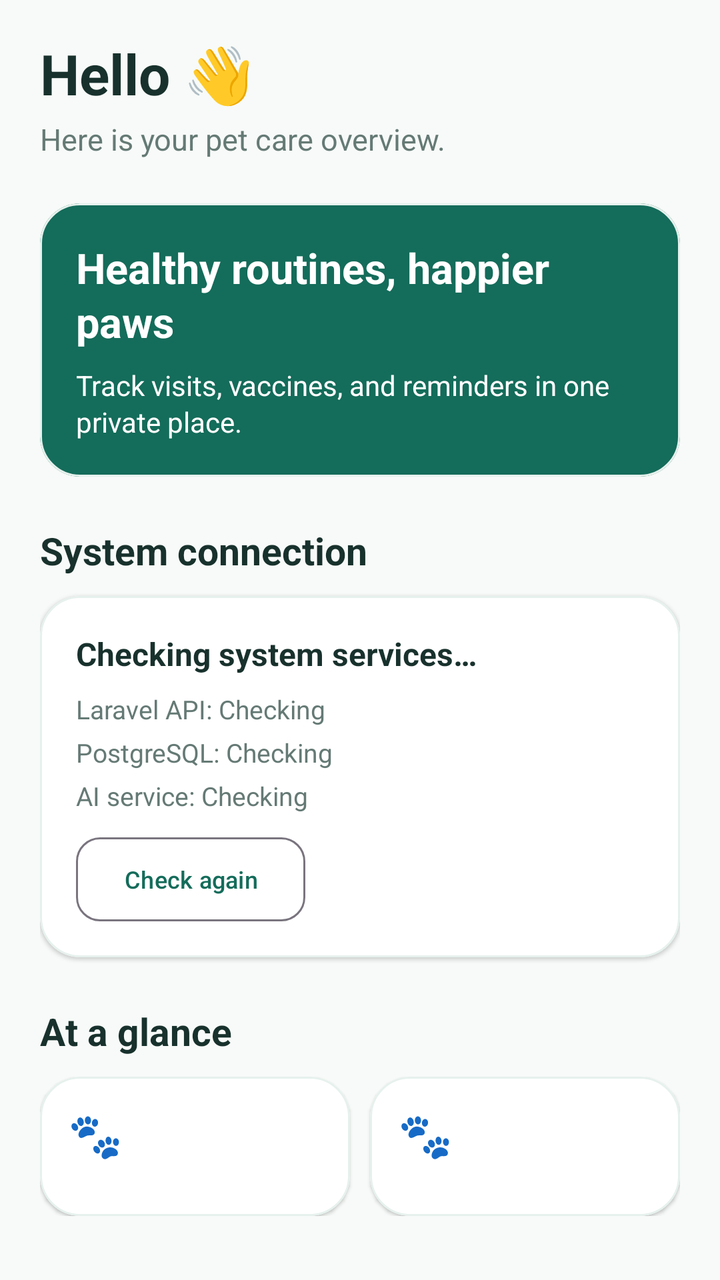
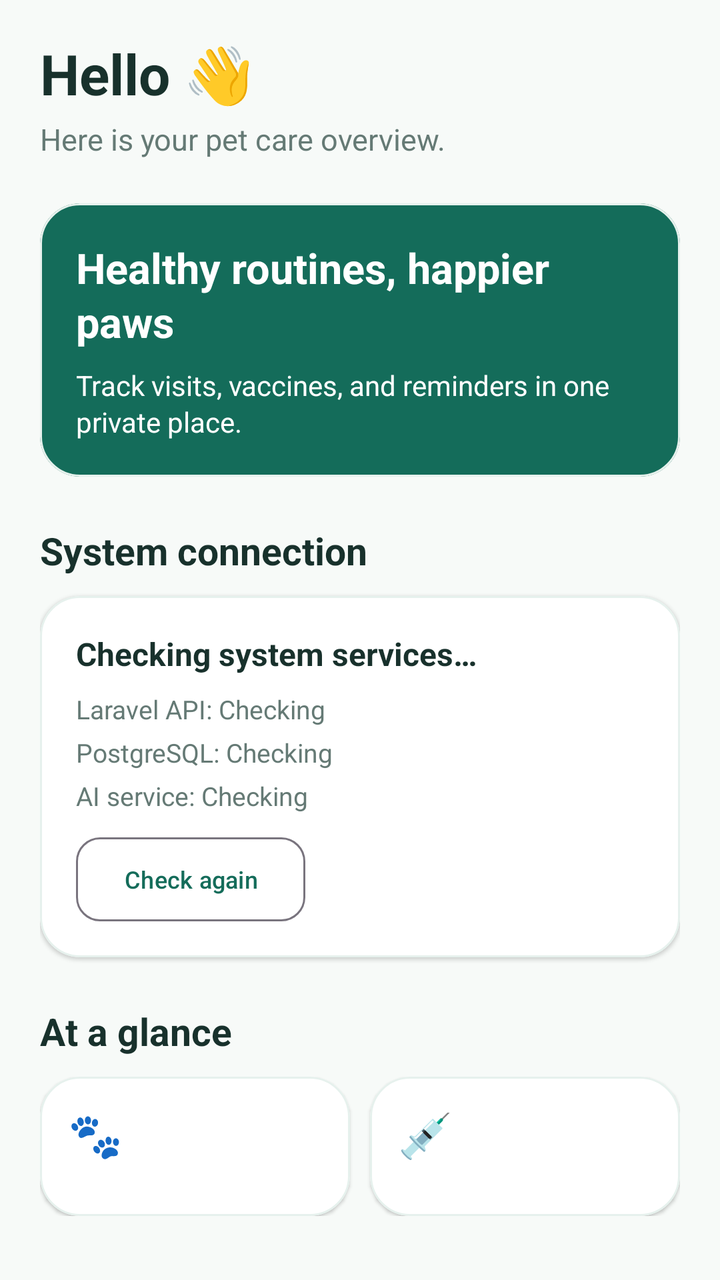

The first picture is an Android layout as it rendered before a commit; the second is the same layout after the commit. The layout source and the unified diff follow.
<!-- AndroidManifest.xml: application theme Theme.PawCare -->
<!-- res/layout/screen_home.xml -->
<?xml version="1.0" encoding="utf-8"?>
<LinearLayout
    xmlns:android="http://schemas.android.com/apk/res/android"
    xmlns:app="http://schemas.android.com/apk/res-auto"
    xmlns:tools="http://schemas.android.com/tools"
    android:layout_width="match_parent"
    android:layout_height="wrap_content"
    android:orientation="vertical"
    android:paddingStart="20dp"
    android:paddingTop="18dp"
    android:paddingEnd="20dp"
    android:paddingBottom="32dp"
    tools:context=".DashboardActivity">
    <TextView
        android:id="@+id/homeGreeting"
        android:layout_width="match_parent"
        android:layout_height="wrap_content"
        android:text="Hello 👋"
        android:textSize="28sp"
        android:textStyle="bold"
        android:textColor="@color/paw_text"
        android:lineSpacingMultiplier="1.1" />
    <TextView
        android:id="@+id/homeSubtitle"
        android:layout_width="match_parent"
        android:layout_height="wrap_content"
        android:text="Here is your pet care overview."
        android:textSize="15sp"
        android:textStyle="normal"
        android:textColor="@color/paw_muted"
        android:lineSpacingMultiplier="1.1"
        android:layout_marginTop="4dp" />
    <com.google.android.material.card.MaterialCardView
        android:id="@+id/homeHero"
        android:layout_width="match_parent"
        android:layout_height="wrap_content"
        app:cardCornerRadius="20dp"
        app:cardElevation="1dp"
        app:strokeWidth="1dp"
        app:strokeColor="@color/paw_surface_variant"
        app:cardBackgroundColor="@color/paw_primary"
        android:layout_marginTop="22dp">
        <LinearLayout
            android:layout_width="match_parent"
            android:layout_height="wrap_content"
            android:orientation="vertical"
            android:padding="18dp">
            <TextView
                android:id="@+id/homeHeroTitle"
                android:layout_width="match_parent"
                android:layout_height="wrap_content"
                android:text="Healthy routines, happier paws"
                android:textSize="21sp"
                android:textStyle="bold"
                android:textColor="@color/white"
                android:lineSpacingMultiplier="1.1" />
            <TextView
                android:id="@+id/homeHeroSubtitle"
                android:layout_width="match_parent"
                android:layout_height="wrap_content"
                android:text="Track visits, vaccines, and reminders in one private place."
                android:textSize="14sp"
                android:textStyle="normal"
                android:textColor="@color/white"
                android:lineSpacingMultiplier="1.1"
                android:layout_marginTop="8dp" />
        </LinearLayout>
    </com.google.android.material.card.MaterialCardView>
    <TextView
        android:id="@+id/homeConnectionTitle"
        android:layout_width="match_parent"
        android:layout_height="wrap_content"
        android:text="System connection"
        android:textSize="19sp"
        android:textStyle="bold"
        android:textColor="@color/paw_text"
        android:lineSpacingMultiplier="1.1"
        android:layout_marginTop="24dp" />
    <com.google.android.material.card.MaterialCardView
        android:id="@+id/homeConnection"
        android:layout_width="match_parent"
        android:layout_height="wrap_content"
        app:cardCornerRadius="20dp"
        app:cardElevation="1dp"
        app:strokeWidth="1dp"
        app:strokeColor="@color/paw_surface_variant"
        app:cardBackgroundColor="@color/white"
        android:layout_marginTop="10dp">
        <LinearLayout
            android:layout_width="match_parent"
            android:layout_height="wrap_content"
            android:orientation="vertical"
            android:padding="18dp">
            <TextView
                android:id="@+id/connectionTitle"
                android:layout_width="match_parent"
                android:layout_height="wrap_content"
                android:text="Checking system services…"
                android:textSize="16sp"
                android:textStyle="bold"
                android:textColor="@color/paw_text"
                android:lineSpacingMultiplier="1.1" />
            <TextView
                android:id="@+id/connectionLaravel"
                android:layout_width="match_parent"
                android:layout_height="wrap_content"
                android:text="Laravel API: Checking"
                android:textSize="13sp"
                android:textStyle="normal"
                android:textColor="@color/paw_muted"
                android:lineSpacingMultiplier="1.1"
                android:layout_marginTop="8dp" />
            <TextView
                android:id="@+id/connectionDatabase"
                android:layout_width="match_parent"
                android:layout_height="wrap_content"
                android:text="PostgreSQL: Checking"
                android:textSize="13sp"
                android:textStyle="normal"
                android:textColor="@color/paw_muted"
                android:lineSpacingMultiplier="1.1"
                android:layout_marginTop="4dp" />
            <TextView
                android:id="@+id/connectionAi"
                android:layout_width="match_parent"
                android:layout_height="wrap_content"
                android:text="AI service: Checking"
                android:textSize="13sp"
                android:textStyle="normal"
                android:textColor="@color/paw_muted"
                android:lineSpacingMultiplier="1.1"
                android:layout_marginTop="4dp" />
            <TextView
                android:id="@+id/connectionModel"
                android:layout_width="match_parent"
                android:layout_height="wrap_content"
                android:text=""
                android:textSize="12sp"
                android:textStyle="normal"
                android:textColor="@color/paw_muted"
                android:lineSpacingMultiplier="1.1"
                android:layout_marginTop="4dp"
                android:visibility="gone" />
            <com.google.android.material.button.MaterialButton
                android:id="@+id/connectionRetry"
                style="?attr/materialButtonOutlinedStyle"
                android:layout_width="wrap_content"
                android:layout_height="42dp"
                android:text="Check again"
                app:cornerRadius="12dp"
                android:textSize="12sp"
                android:minHeight="0dp"
                android:insetTop="0dp"
                android:insetBottom="0dp"
                android:layout_marginTop="12dp" />
        </LinearLayout>
    </com.google.android.material.card.MaterialCardView>
    <TextView
        android:id="@+id/homeStatsTitle"
        android:layout_width="match_parent"
        android:layout_height="wrap_content"
        android:text="At a glance"
        android:textSize="19sp"
        android:textStyle="bold"
        android:textColor="@color/paw_text"
        android:lineSpacingMultiplier="1.1"
        android:layout_marginTop="24dp" />
    <LinearLayout
        android:layout_width="match_parent"
        android:layout_height="wrap_content"
        android:layout_marginTop="10dp">
        <include
            android:id="@+id/petStat"
            layout="@layout/item_dashboard_stat"
            android:layout_width="0dp"
            android:layout_height="wrap_content"
            android:layout_weight="1"
            android:layout_marginLeft="0dp" />
        <include
            android:id="@+id/vaccineStat"
            layout="@layout/item_dashboard_stat"
            android:layout_width="0dp"
            android:layout_height="wrap_content"
            android:layout_weight="1"
            android:layout_marginLeft="10dp" />
    </LinearLayout>
    <LinearLayout
        android:layout_width="match_parent"
        android:layout_height="wrap_content"
        android:layout_marginTop="10dp">
        <include
            android:id="@+id/appointmentStat"
            layout="@layout/item_dashboard_stat"
            android:layout_width="0dp"
            android:layout_height="wrap_content"
            android:layout_weight="1"
            android:layout_marginLeft="0dp" />
        <include
            android:id="@+id/medicalStat"
            layout="@layout/item_dashboard_stat"
            android:layout_width="0dp"
            android:layout_height="wrap_content"
            android:layout_weight="1"
            android:layout_marginLeft="10dp" />
    </LinearLayout>
    <TextView
        android:id="@+id/homeRemindersTitle"
        android:layout_width="match_parent"
        android:layout_height="wrap_content"
        android:text="Coming up"
        android:textSize="19sp"
        android:textStyle="bold"
        android:textColor="@color/paw_text"
        android:lineSpacingMultiplier="1.1"
        android:layout_marginTop="24dp" />
    <LinearLayout
        android:id="@+id/homeReminders"
        android:layout_width="match_parent"
        android:layout_height="wrap_content"
        android:orientation="vertical" />
    <TextView
        android:id="@+id/homeActionsTitle"
        android:layout_width="match_parent"
        android:layout_height="wrap_content"
        android:text="Quick actions"
        android:textSize="19sp"
        android:textStyle="bold"
        android:textColor="@color/paw_text"
        android:lineSpacingMultiplier="1.1"
        android:layout_marginTop="24dp" />
    <LinearLayout
        android:layout_width="match_parent"
        android:layout_height="wrap_content"
        android:layout_marginTop="10dp">
        <com.google.android.material.button.MaterialButton
            android:id="@+id/homeAddPet"
            android:layout_width="0dp"
            android:layout_height="wrap_content"
            android:text="Add pet"
            app:cornerRadius="14dp"
            android:layout_weight="1" />
        <com.google.android.material.button.MaterialButton
            android:id="@+id/homeBookVisit"
            android:layout_width="0dp"
            android:layout_height="wrap_content"
            android:text="Book visit"
            app:cornerRadius="14dp"
            android:layout_weight="1"
            android:layout_marginLeft="10dp" />
    </LinearLayout>
    <com.google.android.material.button.MaterialButton
        android:id="@+id/homeRecognize"
        android:layout_width="match_parent"
        android:layout_height="52dp"
        android:text="Recognize a breed"
        app:cornerRadius="14dp"
        android:layout_marginTop="10dp" />
</LinearLayout>
<!-- res/layout/item_dashboard_stat.xml (included above) -->
<?xml version="1.0" encoding="utf-8"?>
<com.google.android.material.card.MaterialCardView
    android:id="@+id/statCard"
    android:layout_width="match_parent"
    android:layout_height="wrap_content"
    app:cardCornerRadius="20dp"
    app:cardElevation="1dp"
    app:strokeWidth="1dp"
    app:strokeColor="@color/paw_surface_variant"
    app:cardBackgroundColor="@color/white"
    xmlns:android="http://schemas.android.com/apk/res/android"
    xmlns:app="http://schemas.android.com/apk/res-auto"
    xmlns:tools="http://schemas.android.com/tools">
    <LinearLayout
        android:layout_width="match_parent"
        android:layout_height="wrap_content"
        android:orientation="vertical"
        android:padding="14dp">
        <TextView
            android:id="@+id/statIcon"
            android:layout_width="match_parent"
            android:layout_height="wrap_content"
            android:text="🐾"
            android:textSize="22sp"
            android:textStyle="normal"
            android:textColor="@color/paw_text"
            android:lineSpacingMultiplier="1.1" />
        <TextView
            android:id="@+id/statValue"
            android:layout_width="match_parent"
            android:layout_height="wrap_content"
            android:text="0"
            android:textSize="25sp"
            android:textStyle="bold"
            android:textColor="@color/paw_text"
            android:lineSpacingMultiplier="1.1"
            android:layout_marginTop="6dp" />
        <TextView
            android:id="@+id/statCaption"
            android:layout_width="match_parent"
            android:layout_height="wrap_content"
            android:text="Pets"
            android:textSize="12sp"
            android:textStyle="normal"
            android:textColor="@color/paw_muted"
            android:lineSpacingMultiplier="1.1"
            android:layout_marginTop="2dp" />
    </LinearLayout>
</com.google.android.material.card.MaterialCardView>
<!-- resources referenced by this layout -->
<resources>
  <color name="paw_muted">#657A75</color>
  <color name="paw_primary">#146C5A</color>
  <color name="paw_surface_variant">#E6F1ED</color>
  <color name="paw_text">#18312C</color>
  <color name="white">#FFFFFFFF</color>
  <style name="Theme.PawCare" parent="Base.Theme.PawCare" />
  <style name="Base.Theme.PawCare" parent="Theme.Material3.DayNight.NoActionBar">
          <item name="colorPrimary">@color/paw_primary</item>
          <item name="colorOnPrimary">@color/white</item>
          <item name="colorSecondary">@color/paw_secondary</item>
          <item name="colorSurface">@color/paw_surface</item>
          <item name="colorOnSurface">@color/paw_text</item>
          <item name="android:colorAccent">@color/paw_primary</item>
          <item name="android:windowLightStatusBar">true</item>
          <item name="android:statusBarColor">@color/paw_surface</item>
          <item name="android:navigationBarColor">@color/white</item>
          <item name="android:windowBackground">@color/paw_surface</item>
          <item name="shapeAppearanceSmallComponent">@style/ShapeAppearance.PawCare.Small</item>
          <item name="shapeAppearanceMediumComponent">@style/ShapeAppearance.PawCare.Medium</item>
      </style>
  <color name="paw_secondary">#F2A65A</color>
  <color name="paw_surface">#F7FAF8</color>
  <style name="ShapeAppearance.PawCare.Small" parent="ShapeAppearance.Material3.Corner.Small">
          <item name="cornerSize">12dp</item>
      </style>
  <style name="ShapeAppearance.PawCare.Medium" parent="ShapeAppearance.Material3.Corner.Medium">
          <item name="cornerSize">20dp</item>
      </style>
</resources>

<!-- the commit's change to res/layout/screen_home.xml (unified diff, before → after) -->
@@ -169,39 +169,199 @@
         android:layout_width="match_parent"
         android:layout_height="wrap_content"
         android:layout_marginTop="10dp">
-        <include
+        <com.google.android.material.card.MaterialCardView
             android:id="@+id/petStat"
-            layout="@layout/item_dashboard_stat"
             android:layout_width="0dp"
             android:layout_height="wrap_content"
             android:layout_weight="1"
-            android:layout_marginLeft="0dp" />
-        <include
+            android:layout_marginLeft="0dp"
+            app:cardCornerRadius="20dp"
+            app:cardElevation="1dp"
+            app:strokeWidth="1dp"
+            app:strokeColor="@color/paw_surface_variant"
+            app:cardBackgroundColor="@color/white">
+            <LinearLayout
+                android:layout_width="match_parent"
+                android:layout_height="wrap_content"
+                android:orientation="vertical"
+                android:padding="14dp">
+                <TextView
+                    android:id="@+id/petStatIcon"
+                    android:layout_width="match_parent"
+                    android:layout_height="wrap_content"
+                    android:text="🐾"
+                    android:textSize="22sp"
+                    android:textStyle="normal"
+                    android:textColor="@color/paw_text"
+                    android:lineSpacingMultiplier="1.1" />
+                <TextView
+                    android:id="@+id/petStatValue"
+                    android:layout_width="match_parent"
+                    android:layout_height="wrap_content"
+                    android:text="0"
+                    android:textSize="25sp"
+                    android:textStyle="bold"
+                    android:textColor="@color/paw_text"
+                    android:lineSpacingMultiplier="1.1"
+                    android:layout_marginTop="6dp" />
+                <TextView
+                    android:id="@+id/petStatCaption"
+                    android:layout_width="match_parent"
+                    android:layout_height="wrap_content"
+                    android:text="Pets"
+                    android:textSize="12sp"
+                    android:textStyle="normal"
+                    android:textColor="@color/paw_muted"
+                    android:lineSpacingMultiplier="1.1"
+                    android:layout_marginTop="2dp" />
+            </LinearLayout>
+        </com.google.android.material.card.MaterialCardView>
+        <com.google.android.material.card.MaterialCardView
             android:id="@+id/vaccineStat"
-            layout="@layout/item_dashboard_stat"
             android:layout_width="0dp"
             android:layout_height="wrap_content"
             android:layout_weight="1"
-            android:layout_marginLeft="10dp" />
+            android:layout_marginLeft="10dp"
+            app:cardCornerRadius="20dp"
+            app:cardElevation="1dp"
+            app:strokeWidth="1dp"
+            app:strokeColor="@color/paw_surface_variant"
+            app:cardBackgroundColor="@color/white">
+            <LinearLayout
+                android:layout_width="match_parent"
+                android:layout_height="wrap_content"
+                android:orientation="vertical"
+                android:padding="14dp">
+                <TextView
+                    android:id="@+id/vaccineStatIcon"
+                    android:layout_width="match_parent"
+                    android:layout_height="wrap_content"
+                    android:text="💉"
+                    android:textSize="22sp"
+                    android:textStyle="normal"
+                    android:textColor="@color/paw_text"
+                    android:lineSpacingMultiplier="1.1" />
+                <TextView
+                    android:id="@+id/vaccineStatValue"
+                    android:layout_width="match_parent"
+                    android:layout_height="wrap_content"
+                    android:text="0"
+                    android:textSize="25sp"
+                    android:textStyle="bold"
+                    android:textColor="@color/paw_text"
+                    android:lineSpacingMultiplier="1.1"
+                    android:layout_marginTop="6dp" />
+                <TextView
+                    android:id="@+id/vaccineStatCaption"
+                    android:layout_width="match_parent"
+                    android:layout_height="wrap_content"
+                    android:text="Vaccines due"
+                    android:textSize="12sp"
+                    android:textStyle="normal"
+                    android:textColor="@color/paw_muted"
+                    android:lineSpacingMultiplier="1.1"
+                    android:layout_marginTop="2dp" />
+            </LinearLayout>
+        </com.google.android.material.card.MaterialCardView>
     </LinearLayout>
     <LinearLayout
         android:layout_width="match_parent"
         android:layout_height="wrap_content"
         android:layout_marginTop="10dp">
-        <include
+        <com.google.android.material.card.MaterialCardView
             android:id="@+id/appointmentStat"
-            layout="@layout/item_dashboard_stat"
             android:layout_width="0dp"
             android:layout_height="wrap_content"
             android:layout_weight="1"
-            android:layout_marginLeft="0dp" />
-        <include
+            android:layout_marginLeft="0dp"
+            app:cardCornerRadius="20dp"
+            app:cardElevation="1dp"
+            app:strokeWidth="1dp"
+            app:strokeColor="@color/paw_surface_variant"
+            app:cardBackgroundColor="@color/white">
+            <LinearLayout
+                android:layout_width="match_parent"
+                android:layout_height="wrap_content"
+                android:orientation="vertical"
+                android:padding="14dp">
+                <TextView
+                    android:id="@+id/appointmentStatIcon"
+                    android:layout_width="match_parent"
+                    android:layout_height="wrap_content"
+                    android:text="📅"
+                    android:textSize="22sp"
+                    android:textStyle="normal"
+                    android:textColor="@color/paw_text"
+                    android:lineSpacingMultiplier="1.1" />
+                <TextView
+                    android:id="@+id/appointmentStatValue"
+                    android:layout_width="match_parent"
+                    android:layout_height="wrap_content"
+                    android:text="0"
+                    android:textSize="25sp"
+                    android:textStyle="bold"
+                    android:textColor="@color/paw_text"
+                    android:lineSpacingMultiplier="1.1"
+                    android:layout_marginTop="6dp" />
+                <TextView
+                    android:id="@+id/appointmentStatCaption"
+                    android:layout_width="match_parent"
+                    android:layout_height="wrap_content"
+                    android:text="Appointments"
+                    android:textSize="12sp"
+                    android:textStyle="normal"
+                    android:textColor="@color/paw_muted"
+                    android:lineSpacingMultiplier="1.1"
+                    android:layout_marginTop="2dp" />
+            </LinearLayout>
+        </com.google.android.material.card.MaterialCardView>
+        <com.google.android.material.card.MaterialCardView
             android:id="@+id/medicalStat"
-            layout="@layout/item_dashboard_stat"
             android:layout_width="0dp"
             android:layout_height="wrap_content"
             android:layout_weight="1"
-            android:layout_marginLeft="10dp" />
+            android:layout_marginLeft="10dp"
+            app:cardCornerRadius="20dp"
+            app:cardElevation="1dp"
+            app:strokeWidth="1dp"
+            app:strokeColor="@color/paw_surface_variant"
+            app:cardBackgroundColor="@color/white">
+            <LinearLayout
+                android:layout_width="match_parent"
+                android:layout_height="wrap_content"
+                android:orientation="vertical"
+                android:padding="14dp">
+                <TextView
+                    android:id="@+id/medicalStatIcon"
+                    android:layout_width="match_parent"
+                    android:layout_height="wrap_content"
+                    android:text="🩺"
+                    android:textSize="22sp"
+                    android:textStyle="normal"
+                    android:textColor="@color/paw_text"
+                    android:lineSpacingMultiplier="1.1" />
+                <TextView
+                    android:id="@+id/medicalStatValue"
+                    android:layout_width="match_parent"
+                    android:layout_height="wrap_content"
+                    android:text="0"
+                    android:textSize="25sp"
+                    android:textStyle="bold"
+                    android:textColor="@color/paw_text"
+                    android:lineSpacingMultiplier="1.1"
+                    android:layout_marginTop="6dp" />
+                <TextView
+                    android:id="@+id/medicalStatCaption"
+                    android:layout_width="match_parent"
+                    android:layout_height="wrap_content"
+                    android:text="Health records"
+                    android:textSize="12sp"
+                    android:textStyle="normal"
+                    android:textColor="@color/paw_muted"
+                    android:lineSpacingMultiplier="1.1"
+                    android:layout_marginTop="2dp" />
+            </LinearLayout>
+        </com.google.android.material.card.MaterialCardView>
     </LinearLayout>
     <TextView
         android:id="@+id/homeRemindersTitle"
@@ -256,53 +416,3 @@
         app:cornerRadius="14dp"
         android:layout_marginTop="10dp" />
 </LinearLayout>
-<!-- res/layout/item_dashboard_stat.xml (included above) -->
-<?xml version="1.0" encoding="utf-8"?>
-<com.google.android.material.card.MaterialCardView
-    android:id="@+id/statCard"
-    android:layout_width="match_parent"
-    android:layout_height="wrap_content"
-    app:cardCornerRadius="20dp"
-    app:cardElevation="1dp"
-    app:strokeWidth="1dp"
-    app:strokeColor="@color/paw_surface_variant"
-    app:cardBackgroundColor="@color/white"
-    xmlns:android="http://schemas.android.com/apk/res/android"
-    xmlns:app="http://schemas.android.com/apk/res-auto"
-    xmlns:tools="http://schemas.android.com/tools">
-    <LinearLayout
-        android:layout_width="match_parent"
-        android:layout_height="wrap_content"
-        android:orientation="vertical"
-        android:padding="14dp">
-        <TextView
-            android:id="@+id/statIcon"
-            android:layout_width="match_parent"
-            android:layout_height="wrap_content"
-            android:text="🐾"
-            android:textSize="22sp"
-            android:textStyle="normal"
-            android:textColor="@color/paw_text"
-            android:lineSpacingMultiplier="1.1" />
-        <TextView
-            android:id="@+id/statValue"
-            android:layout_width="match_parent"
-            android:layout_height="wrap_content"
-            android:text="0"
-            android:textSize="25sp"
-            android:textStyle="bold"
-            android:textColor="@color/paw_text"
-            android:lineSpacingMultiplier="1.1"
-            android:layout_marginTop="6dp" />
-        <TextView
-            android:id="@+id/statCaption"
-            android:layout_width="match_parent"
-            android:layout_height="wrap_content"
-            android:text="Pets"
-            android:textSize="12sp"
-            android:textStyle="normal"
-            android:textColor="@color/paw_muted"
-            android:lineSpacingMultiplier="1.1"
-            android:layout_marginTop="2dp" />
-    </LinearLayout>
-</com.google.android.material.card.MaterialCardView>
